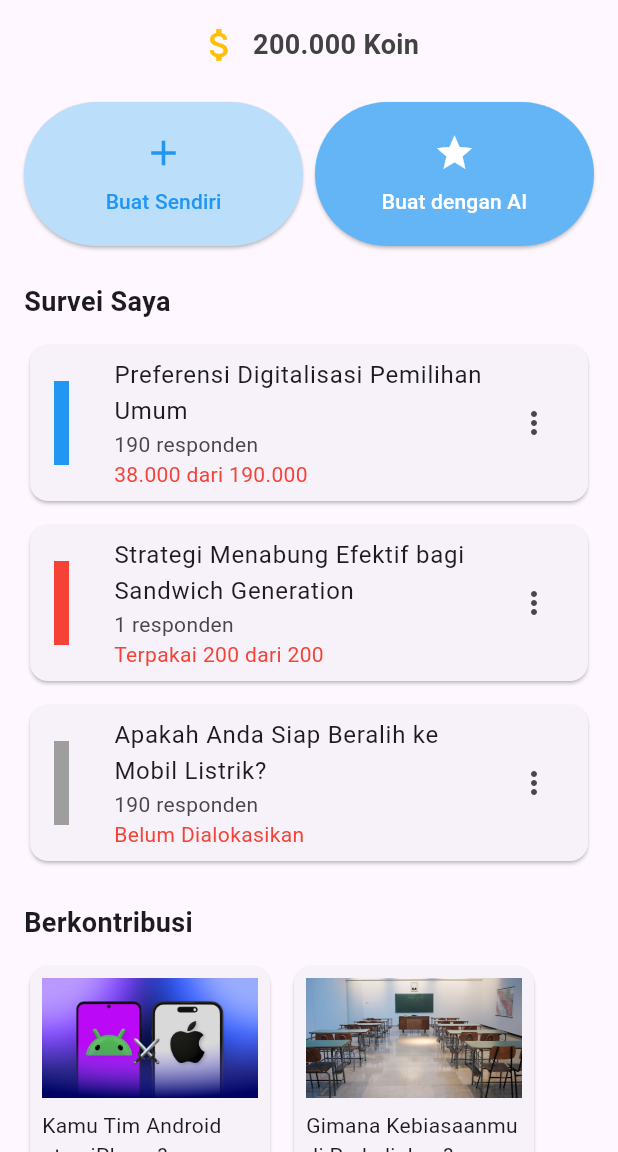
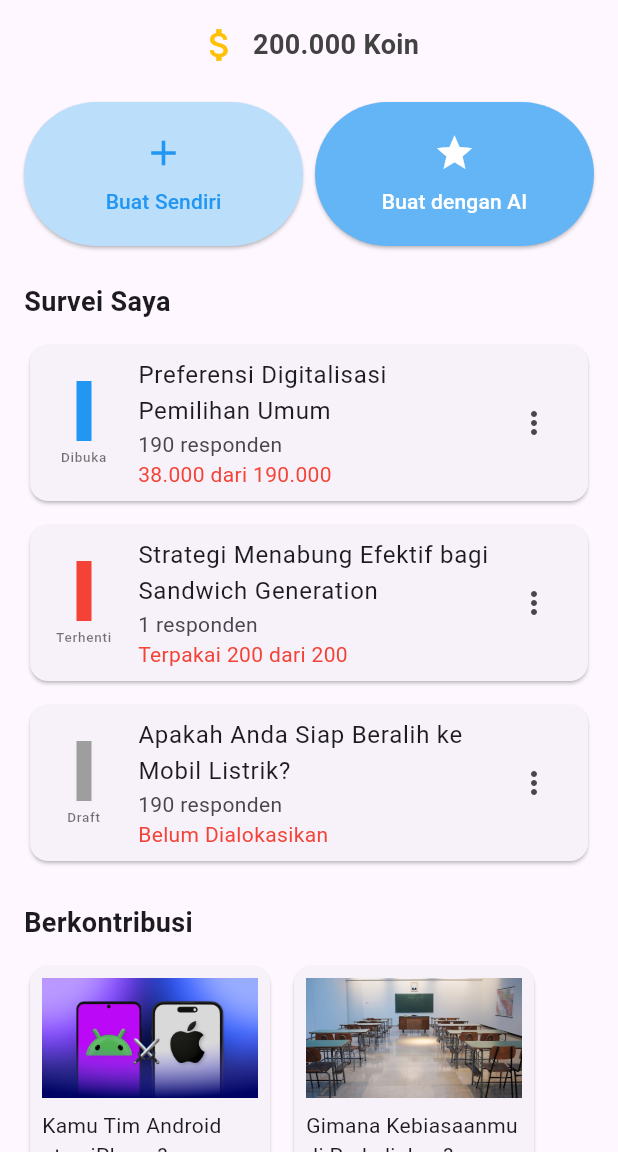
Before and after one commit to BeMySample/BeMySample_MobileFE, a Flutter app: the HomePage screen opened by its route, on a phone screen of 412 x 824 dp, the part 84-1236 px from its top. Run offline on Flutter 3.47's test engine with Material 3 defaults, Android fonts, the phone set to English and light mode, and no system bars.

Commit message:
feat: add mysurvey description

```diff
--- a/lib/pages/home.dart
+++ b/lib/pages/home.dart
@@ -88,11 +88,11 @@ class HomePage extends StatelessWidget {
               style: TextStyle(fontSize: 18, fontWeight: FontWeight.bold),
             ),
             const SizedBox(height: 12),
-            _buildSurveyCard("Preferensi Digitalisasi Pemilihan Umum", "190 responden", "38.000 dari 190.000", Colors.blue),
+            _buildSurveyCard("Preferensi Digitalisasi Pemilihan Umum", "190 responden", "38.000 dari 190.000", Colors.blue, "Dibuka"),
             const SizedBox(height: 8),
-            _buildSurveyCard("Strategi Menabung Efektif bagi Sandwich Generation", "1 responden", "Terpakai 200 dari 200", Colors.red),
+            _buildSurveyCard("Strategi Menabung Efektif bagi Sandwich Generation", "1 responden", "Terpakai 200 dari 200", Colors.red, "Terhenti"),
             const SizedBox(height: 8),
-            _buildSurveyCard("Apakah Anda Siap Beralih ke Mobil Listrik?", "190 responden", "Belum Dialokasikan", Colors.grey),
+            _buildSurveyCard("Apakah Anda Siap Beralih ke Mobil Listrik?", "190 responden", "Belum Dialokasikan", Colors.grey, "Draft"),
             const SizedBox(height: 24),
 
             // Bagian "Berkontribusi"
@@ -118,7 +118,7 @@ class HomePage extends StatelessWidget {
               color: Colors.grey[200],
               child: ListTile(
                 title: Text(
-                  'Eksplor lebih banyak survei...',
+                  'Eksplor lebih banyak survei ...',
                   style: TextStyle(fontWeight: FontWeight.bold),
                 ),
                 trailing: Icon(Icons.arrow_forward),
@@ -133,13 +133,32 @@ class HomePage extends StatelessWidget {
     );
   }
 
-  Widget _buildSurveyCard(String title, String responses, String status, Color color) {
+  Widget _buildSurveyCard(String title, String responses, String status, Color color, String label) {
     return Card(
       child: ListTile(
         leading: Container(
-          width: 10,
+          width: 40,
           height: double.infinity,
-          color: color,
+          child: Column(
+            mainAxisAlignment: MainAxisAlignment.center,
+            children: [
+              Container(
+                width: 10,
+                height: 40,
+                color: color,
+              ),
+              const SizedBox(height: 4),
+              Flexible(
+                child: Text(
+                  label,
+                  style: TextStyle(fontSize: 9, color: Colors.black54),
+                  textAlign: TextAlign.center,
+                  maxLines: 1,
+                  overflow: TextOverflow.ellipsis,
+                ),
+              ),
+            ],
+          ),
         ),
         title: Text(title),
         subtitle: Column(
```
